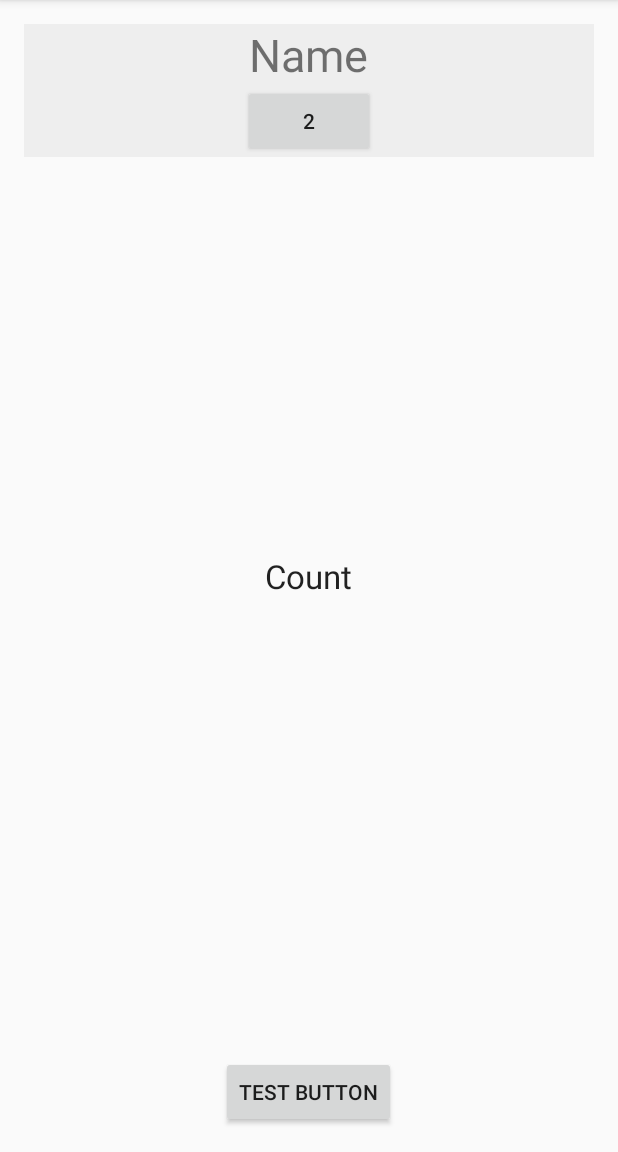
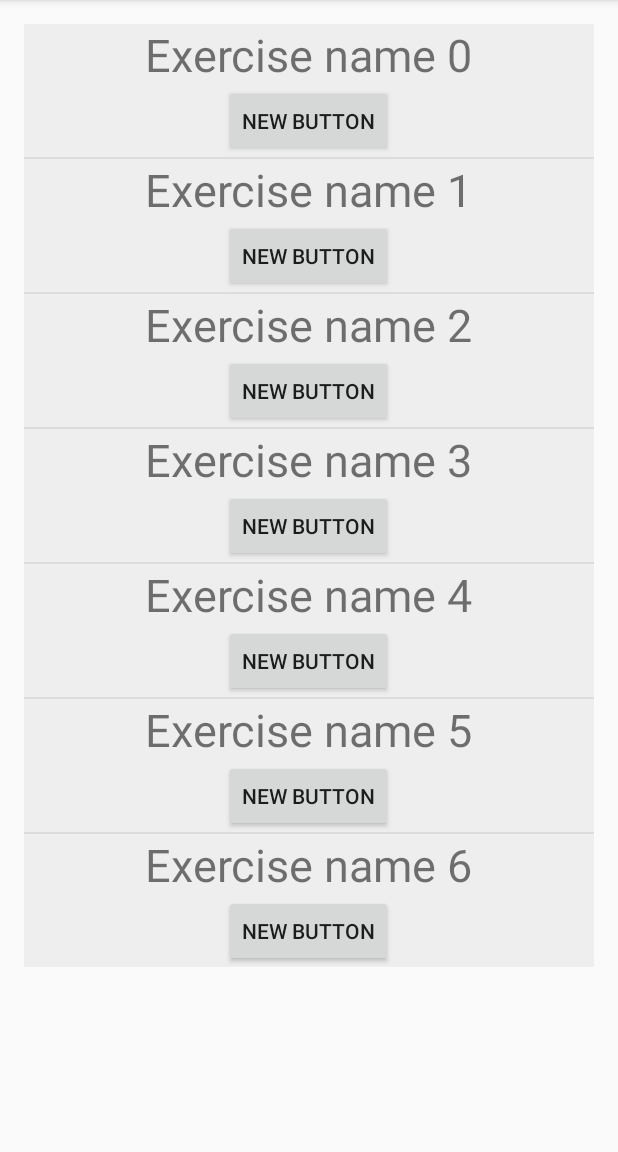
Before and after one commit to BaranovKM/SportApp, an Android app: the TrainActivity screen opened directly, with no data from a screen before it, on a phone screen of 412 x 824 dp, the part 84-1236 px from its top. Run offline under Robolectric (Android 15) with nearby library versions, the phone set to English and light mode, and no system bars.

Commit message:
Добавлены 2 класса(плюс разметка) для вывода списка упражнений : FragmentList и адаптер к нему

```diff
--- /dev/null
+++ b/app/src/main/java/com/konstantin/sportapp/ListAdapterForExercises.java
@@ -0,0 +1,61 @@
+package com.konstantin.sportapp;
+
+import android.app.Activity;
+import android.content.Context;
+import android.view.LayoutInflater;
+import android.view.View;
+import android.view.ViewGroup;
+import android.widget.BaseAdapter;
+import android.widget.TextView;
+
+import java.util.ArrayList;
+import java.util.List;
+
+/**
+ * Created by Константин on 15.09.2016.
+ */
+    /*
+     *Вспомогательный класс для отображения списка фрагментов для упражнений
+     *(мост между данными и полями элементов списка)
+     */
+
+
+public class ListAdapterForExercises  extends BaseAdapter {
+
+    Context context;
+    ArrayList<String> listItem;
+
+    public ListAdapterForExercises(Context context, ArrayList<String> rowItem) {
+        this.context = context;
+        this.listItem = rowItem;
+    }
+
+    @Override
+    public int getCount() {
+        return listItem.size();
+    }
+
+    @Override
+    public Object getItem(int position) {
+        return listItem.get(position);
+    }
+
+    @Override
+    public long getItemId(int position) {
+        return listItem.indexOf(getItem(position));
+    }
+
+    @Override
+    public View getView(int position, View convertView, ViewGroup parent) {
+
+        if(convertView == null){
+            LayoutInflater layoutInflater = (LayoutInflater) context
+                    .getSystemService(Activity.LAYOUT_INFLATER_SERVICE);
+            convertView = layoutInflater.inflate(R.layout.exercise_layout,null);
+        }
+        TextView textView = (TextView) convertView.findViewById(R.id.fragmentTextView);
+        textView.setText(getItem(position).toString());
+
+        return convertView;
+    }
+}
--- /dev/null
+++ b/app/src/main/java/com/konstantin/sportapp/ListFragmentForExercises.java
@@ -0,0 +1,44 @@
+package com.konstantin.sportapp;
+
+import android.app.ListFragment;
+import android.os.Bundle;
+import android.view.LayoutInflater;
+import android.view.View;
+import android.view.ViewGroup;
+import android.widget.ArrayAdapter;
+
+import java.util.ArrayList;
+import java.util.List;
+
+/**
+ * Created by Константин on 15.09.2016.
+ */
+/*
+ *Вспомогательный класс, отображает список упражнений
+ */
+public class ListFragmentForExercises extends ListFragment {
+    ListAdapterForExercises adapter;
+    private ArrayList<String> exerciseNames;
+
+
+    @Override
+    public View onCreateView(LayoutInflater inflater, ViewGroup container, Bundle savedInstanceState) {
+        View view = inflater.inflate(R.layout.list_layout,container,false);
+        //return super.onCreateView(inflater, container, savedInstanceState);
+        return view;
+    }
+
+    @Override
+    public void onActivityCreated(Bundle savedInstanceState) {
+        super.onActivityCreated(savedInstanceState);
+        exerciseNames = new ArrayList<String>();
+        for (int i = 0; i < 7; i++) {
+            exerciseNames.add("Exercise name "+i);
+
+        }
+        adapter = new ListAdapterForExercises(getActivity(),exerciseNames);
+        setListAdapter(adapter);
+        //getListView().setOnItemClickListener(this);
+    }
+
+}
--- a/app/src/main/java/com/konstantin/sportapp/TrainActivity.java
+++ b/app/src/main/java/com/konstantin/sportapp/TrainActivity.java
@@ -1,5 +1,6 @@
 package com.konstantin.sportapp;
 
+import android.app.FragmentManager;
 import android.app.LoaderManager;
 import android.content.ContentValues;
 import android.content.Loader;
@@ -8,7 +9,14 @@ import android.support.v7.app.AppCompatActivity;
 import android.os.Bundle;
 import android.util.Log;
 import android.view.View;
+import android.widget.ArrayAdapter;
+import android.widget.BaseAdapter;
+import android.widget.ListAdapter;
 import android.widget.TextView;
+
+import java.util.ArrayList;
+import java.util.List;
+
 //TODO придумать редактор тренировок(пример добавления записей в бд из текста в textView : андроид1,видео8 40 минута)
 //TODO в редакторе упражнений сделать для полей хинты и подсказки : https://youtu.be/egKox1-6cEk?list=PLyfVjOYzujugEUT-7gYhONqB5Y1xszpCq
 //TODO сделать майнд-мап для приложения
@@ -25,26 +33,46 @@ public class TrainActivity extends AppCompatActivity implements LoaderManager.Lo
     private String test1;
     private int test2;
 
+    //тестовые переменные для ListFragment
+    //private ArrayAdapter<Exercises> arrayAdapter;
+    //private ArrayList<Exercises> listItems;
+    private BaseAdapter baseAdapter;
+    private List<Exercises> listItems;
+
+
     @Override
     protected void onCreate(Bundle savedInstanceState) {
         super.onCreate(savedInstanceState);
         setContentView(R.layout.activity_train);
-        createTraining();//выводится список упражнений для тренировки
+        // testTraining();//тест добавления упражнений для тренировки
+  //      createListFragmentWithExercises();//еще один тест с добавленим списка из нескольких фрагментов
     }
 
-    private void createTraining() {
+//    private void createListFragmentWithExercises() {
+//
+//        FragmentManager fragmentManager = getFragmentManager();
+//        ListFragmentForExercises listFragmentForExercises = (ListFragmentForExercises) fragmentManager.findFragmentById(R.id.listFragment);
+//        listItems = new ArrayList<Exercises>();
+//
+//        listItems.add(Exercises.newInstance("Test1",1));
+//        listItems.add(Exercises.newInstance("Test2",2));
+//        listItems.add(Exercises.newInstance("Test3",3));
+//
+//        //arrayAdapter = new ArrayAdapter<>(this, android.R.layout.simple_list_item_1,listItems);
+////        listFragmentForExercises.setListAdapter(arrayAdapter);
+//    }
+
+    private void testTraining() {
 //TODO сделать заполнение фрагмента из бд 2) сделать выведение нескольких фрагментов с разными записями
-
-       test1 ="Name";
+        test1 = "Name";
         for (int i = 0; i < 3; i++) {
             test2 = i;
-
 
             Exercises exercise = Exercises.newInstance(
                     test1,
                     test2
             );
-            getFragmentManager().beginTransaction().add(R.id.fragmentContainer, exercise).commit();
+           // getFragmentManager().beginTransaction().add(R.id.fragmentContainer, exercise).commit();
         }
     }
 
@@ -53,8 +81,8 @@ public class TrainActivity extends AppCompatActivity implements LoaderManager.Lo
 //        getLoaderManager().initLoader(2, null, this);
 //        getLoaderManager().getLoader(2).forceLoad();
 
-        TextView testView = (TextView) findViewById(R.id.testView);
-        testView.setText(test1);
+//        TextView testView = (TextView) findViewById(R.id.testView);
+//        testView.setText(test1);
         //вставка нового упражнения
 //        contentValues = new ContentValues();
 //        contentValues.put(DBHelper.GYMNASTIC_NAME_COLUMN, "Отжимания");
--- a/app/src/main/res/layout/activity_train.xml
+++ b/app/src/main/res/layout/activity_train.xml
@@ -9,26 +9,9 @@
     android:paddingTop="@dimen/activity_vertical_margin"
     tools:context="com.konstantin.sportapp.TrainActivity">
 
-    <Button
-        android:layout_width="wrap_content"
-        android:layout_height="wrap_content"
-        android:text="Test Button"
-        android:onClick="onClick"
-        android:id="@+id/buttonTest"
-        android:layout_alignParentBottom="true"
-        android:layout_centerHorizontal="true" />
-
-    <TextView
-        android:layout_width="wrap_content"
-        android:layout_height="wrap_content"
-        android:textAppearance="?android:attr/textAppearanceLarge"
-        android:text="Count"
-        android:id="@+id/testView"
-        android:layout_centerVertical="true"
-        android:layout_centerHorizontal="true" />
-
-    <FrameLayout
+    <fragment
         android:layout_width="match_parent"
         android:layout_height="wrap_content"
-        android:id="@+id/fragmentContainer"></FrameLayout>
+        android:id="@+id/listFragment"
+        android:name="com.konstantin.sportapp.ListFragmentForExercises"></fragment>
 </RelativeLayout>
--- /dev/null
+++ b/app/src/main/res/layout/list_layout.xml
@@ -0,0 +1,6 @@
+<?xml version="1.0" encoding="utf-8"?>
+<ListView xmlns:android="http://schemas.android.com/apk/res/android"
+    android:layout_width="match_parent" android:layout_height="match_parent"
+    android:id="@android:id/list">
+
+</ListView>
```
